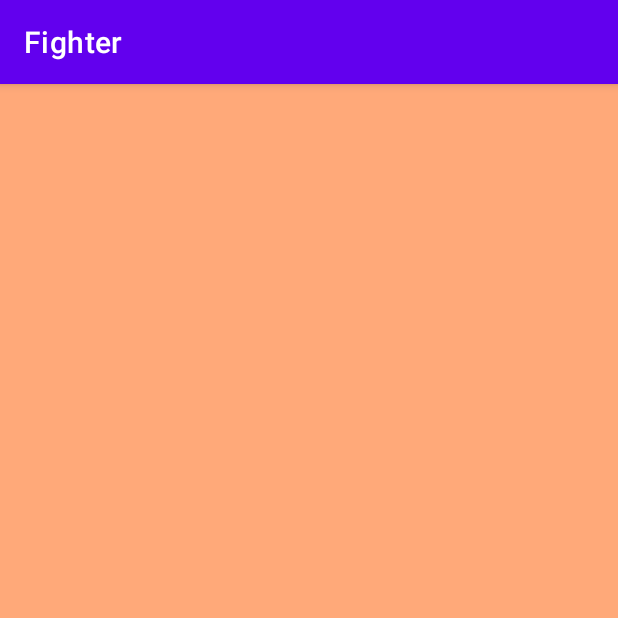
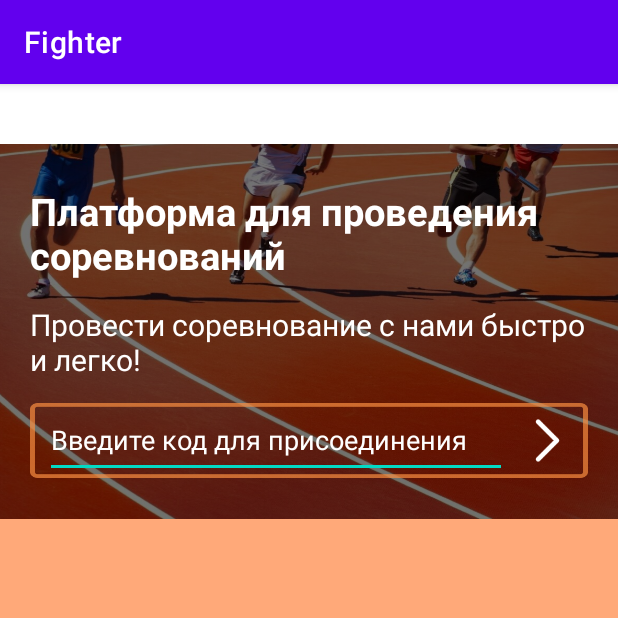
Before and after one commit to mishafominih/Fighter, an Android app: the MainActivity screen opened directly, with no data from a screen before it, on a phone screen of 412 x 824 dp, the top half of it. Run offline under Robolectric (Android 15) with nearby library versions, the phone set to English and light mode, and no system bars.

Commit message:
Добавил начальный дизайн главного экрана

```diff
--- a/mobile/app/src/main/res/layout/activity_main.xml
+++ b/mobile/app/src/main/res/layout/activity_main.xml
@@ -7,4 +7,68 @@
     android:layout_width="match_parent"
     android:layout_height="match_parent">
 
+    <LinearLayout
+        android:layout_width="match_parent"
+        android:layout_height="40dp"
+        android:background="#FFFFFF">
+
+    </LinearLayout>
+
+    <LinearLayout
+        android:layout_width="match_parent"
+        android:layout_height="250dp"
+        android:orientation="vertical"
+        android:gravity="center"
+        android:background="@drawable/fon">
+
+        <TextView
+            android:layout_width="match_parent"
+            android:layout_height="wrap_content"
+            android:layout_marginHorizontal="20dp"
+            android:gravity="center_vertical"
+            android:textColor="@color/white"
+            android:textStyle="bold"
+            android:text="Платформа для проведения соревнований"
+            android:textSize="25dp"
+            />
+
+        <TextView
+            android:layout_width="match_parent"
+            android:layout_height="wrap_content"
+            android:layout_marginHorizontal="20dp"
+            android:layout_marginVertical="15dp"
+            android:gravity="center_vertical"
+            android:textColor="@color/white"
+            android:text="Провести соревнование с нами быстро и легко!"
+            android:textSize="20dp"/>
+
+        <LinearLayout
+            android:layout_width="match_parent"
+            android:layout_height="50dp"
+            android:orientation="horizontal"
+            android:layout_marginHorizontal="20dp"
+            android:background="@drawable/border_enter"
+            android:gravity="center">
+
+            <EditText
+                android:layout_weight="2"
+                android:layout_width="match_parent"
+                android:layout_height="match_parent"
+                android:layout_marginLeft="10dp"
+                android:textColor="@color/white"
+
+                android:text="Введите код для присоединения"
+                android:textSize="18dp"/>
+
+            <ImageView
+                android:id="@+id/imageView4"
+                android:layout_width="wrap_content"
+                android:layout_height="wrap_content"
+                android:layout_weight="2"
+                app:srcCompat="@drawable/mask_group" />
+
+        </LinearLayout>
+
+    </LinearLayout>
+
 </LinearLayout>
```
Also changed, not shown: mobile/app/src/main/res/drawable-v24/border_enter.png (added), mobile/app/src/main/res/drawable-v24/fon.png (added), mobile/app/src/main/res/drawable-v24/mask_group.png (added), mobile/app/src/main/res/drawable-v24/throw_enter.png (added).
